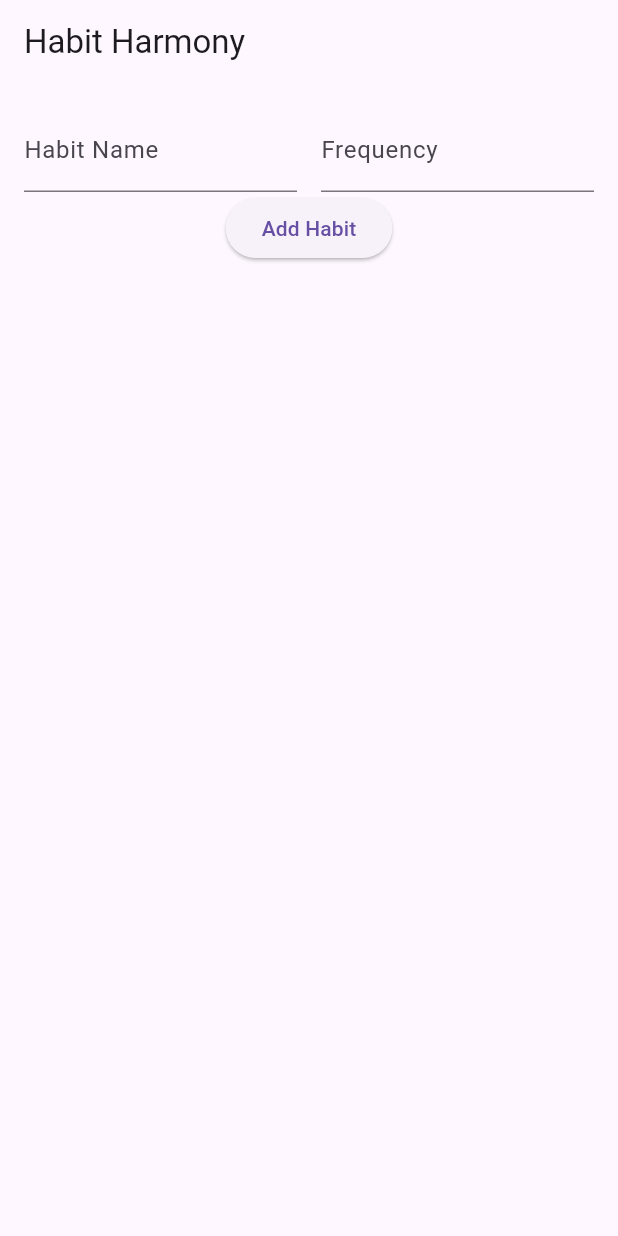
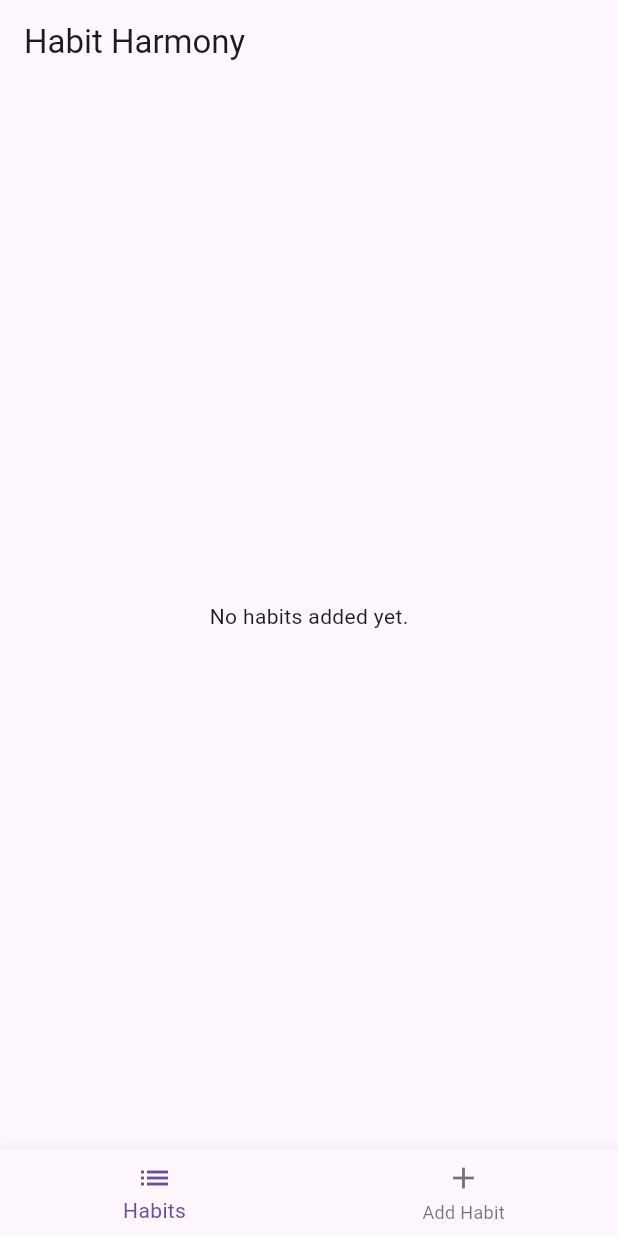
Before and after one commit to Umutoniwasepie/Habit_Harmony_Mobile_App, a Flutter app: the screen it shows after launch, on a phone screen of 412 x 824 dp. Run offline on Flutter 3.47's test engine with Material 3 defaults, Android fonts, the phone set to English and light mode, and no system bars.

Commit message:
Made the main screen the display of the habits

```diff
--- a/habit_harmony/lib/main.dart
+++ b/habit_harmony/lib/main.dart
@@ -1,4 +1,5 @@
 import 'package:flutter/material.dart';
+import 'add_habit_screen.dart'; // Import the AddHabitScreen
 
 void main() {
   runApp(const MyApp());
@@ -14,22 +15,79 @@ class MyApp extends StatelessWidget {
       theme: ThemeData(
         primarySwatch: Colors.green,
       ),
-      home: const HabitsScreen(),
+      home: const MainScreen(),
     );
   }
 }
 
-class HabitsScreen extends StatefulWidget {
-  const HabitsScreen({super.key});
+class MainScreen extends StatefulWidget {
+  const MainScreen({super.key});
 
   @override
-  _HabitsScreenState createState() => _HabitsScreenState();
+  _MainScreenState createState() => _MainScreenState();
 }
 
-class _HabitsScreenState extends State<HabitsScreen> {
-  final _habitNameController = TextEditingController();
-  final _habitFrequencyController = TextEditingController();
+class _MainScreenState extends State<MainScreen> {
+  int _selectedIndex = 0;
   final List<Habit> _habits = [];
+
+  void _addHabit(String name, String frequency) {
+    setState(() {
+      _habits.add(Habit(name: name, frequency: frequency, isCompleted: false));
+    });
+  }
+
+  void _toggleHabitCompletion(int index) {
+    setState(() {
+      _habits[index].isCompleted = !_habits[index].isCompleted;
+    });
+  }
+
+  void _onItemTapped(int index) {
+    setState(() {
+      _selectedIndex = index;
+    });
+  }
+
+  @override
+  Widget build(BuildContext context) {
+    List<Widget> _screens = [
+      HabitsScreen(
+        habits: _habits,
+        onToggleCompletion: _toggleHabitCompletion,
+      ),
+      AddHabitScreen(onAddHabit: _addHabit),
+    ];
+
+    return Scaffold(
+      body: _screens[_selectedIndex],
+      bottomNavigationBar: BottomNavigationBar(
+        items: const [
+          BottomNavigationBarItem(
+            icon: Icon(Icons.list),
+            label: 'Habits',
+          ),
+          BottomNavigationBarItem(
+            icon: Icon(Icons.add),
+            label: 'Add Habit',
+          ),
+        ],
+        currentIndex: _selectedIndex,
+        onTap: _onItemTapped,
+      ),
+    );
+  }
+}
+
+class HabitsScreen extends StatelessWidget {
+  final List<Habit> habits;
+  final Function(int) onToggleCompletion;
+
+  const HabitsScreen({
+    required this.habits,
+    required this.onToggleCompletion,
+    super.key,
+  });
 
   @override
   Widget build(BuildContext context) {
@@ -37,103 +95,48 @@ class _HabitsScreenState extends State<HabitsScreen> {
       appBar: AppBar(
         title: const Text('Habit Harmony'),
       ),
-      body: Column(
-        children: [
-          Container(
-            padding: const EdgeInsets.all(16),
-            child: Column(
-              children: [
-                Row(
-                  children: [
-                    Expanded(
-                      child: TextField(
-                        controller: _habitNameController,
-                        decoration: const InputDecoration(
-                          labelText: 'Habit Name',
-                        ),
-                      ),
-                    ),
-                    const SizedBox(width: 16),
-                    Expanded(
-                      child: TextField(
-                        controller: _habitFrequencyController,
-                        decoration: const InputDecoration(
-                          labelText: 'Frequency',
-                        ),
-                      ),
-                    ),
-                  ],
-                ),
-                ElevatedButton(
-                  onPressed: () {
-                    setState(() {
-                      _habits.add(Habit(
-                        name: _habitNameController.text,
-                        frequency: _habitFrequencyController.text,
-                        isCompleted: false,
-                      ));
-                      _habitNameController.clear();
-                      _habitFrequencyController.clear();
-                    });
-                  },
-                  child: const Text('Add Habit'),
-                ),
-              ],
-            ),
-          ),
-          Expanded(
-            child: ListView.builder(
-              itemCount: _habits.length,
+      body: habits.isEmpty
+          ? const Center(child: Text('No habits added yet.'))
+          : ListView.builder(
+              itemCount: habits.length,
               itemBuilder: (context, index) {
-                return HabitItem(habit: _habits[index]);
+                return HabitItem(
+                  habit: habits[index],
+                  onToggleCompletion: () => onToggleCompletion(index),
+                );
               },
             ),
-          ),
-        ],
-      ),
     );
   }
 }
 
 class Habit {
-  Habit({required this.name, required this.frequency, required this.isCompleted});
+  Habit(
+      {required this.name, required this.frequency, this.isCompleted = false});
 
   String name;
   String frequency;
   bool isCompleted;
 }
 
-class HabitItem extends StatefulWidget {
+class HabitItem extends StatelessWidget {
   final Habit habit;
+  final VoidCallback onToggleCompletion;
 
-  const HabitItem({super.key, required this.habit});
-
-  @override
-  _HabitItemState createState() => _HabitItemState();
-}
-
-class _HabitItemState extends State<HabitItem> {
-  bool _isCompleted = false;
-
-  @override
-  void initState() {
-    super.initState();
-    _isCompleted = widget.habit.isCompleted;
-  }
+  const HabitItem(
+      {required this.habit, required this.onToggleCompletion, super.key});
 
   @override
   Widget build(BuildContext context) {
     return ListTile(
       leading: Checkbox(
-        value: _isCompleted,
+        value: habit.isCompleted,
         onChanged: (value) {
-          setState(() {
-            _isCompleted = value!;
-          });
+          onToggleCompletion();
         },
       ),
-      title: Text(widget.habit.name),
-      subtitle: Text(widget.habit.frequency),
+      title: Text(habit.name),
+      subtitle: Text(habit.frequency),
     );
   }
 }
```
